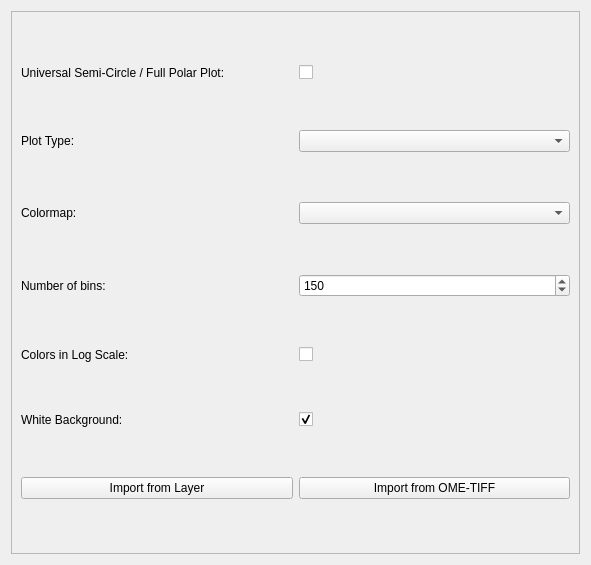
This is src/napari_phasors/ui/plotter_inputs_widget.ui in napari-phasors/napari-phasors as Qt 5 draws it before an edit. The edited form follows.
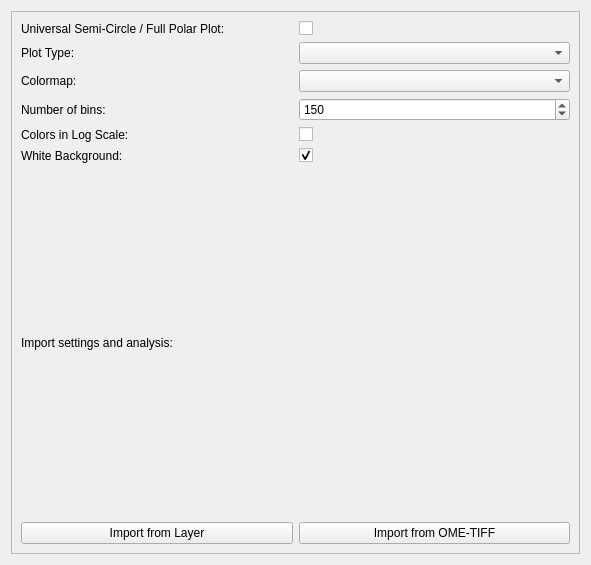
This is the edited form.

```diff
--- a/src/napari_phasors/ui/plotter_inputs_widget.ui
+++ b/src/napari_phasors/ui/plotter_inputs_widget.ui
@@ -120,7 +120,21 @@
          </property>
         </widget>
        </item>
+       <item row="4" column="1">
+        <widget class="QCheckBox" name="log_scale_checkbox">
+         <property name="text">
+          <string/>
+         </property>
+        </widget>
+       </item>
        <item row="6" column="0" colspan="2">
+        <widget class="QLabel" name="label_8">
+         <property name="text">
+          <string>Import settings and analysis:</string>
+         </property>
+        </widget>
+       </item>
+       <item row="7" column="0" colspan="2">
         <layout class="QHBoxLayout" name="import_buttons_layout">
         <item>
         <widget class="QPushButton" name="import_from_layer_button">
```
